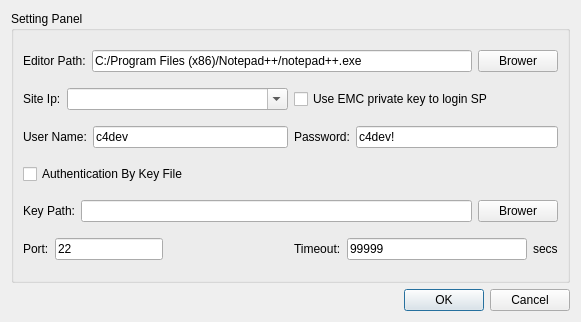
The window that settingdialog.ui (guolisen/Arm) describes before a commit, drawn with Qt 5.
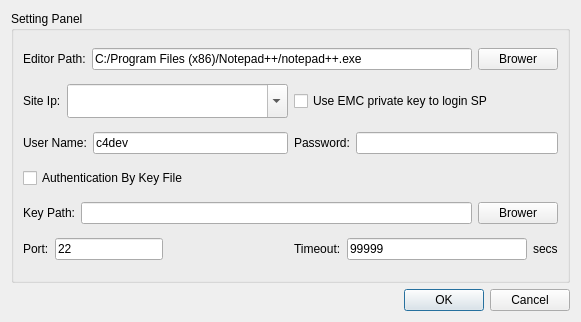
The same window after the commit.

Patch:
```diff
--- a/settingdialog.ui
+++ b/settingdialog.ui
@@ -82,6 +82,9 @@
         </item>
         <item>
          <widget class="QComboBox" name="ipEdit">
+          <property name="styleSheet">
+           <string notr="true">height: 28</string>
+          </property>
           <property name="editable">
            <bool>true</bool>
           </property>
@@ -139,11 +142,7 @@
          </widget>
         </item>
         <item>
-         <widget class="QLineEdit" name="passwordEdit">
-          <property name="text">
-           <string>c4dev!</string>
-          </property>
-         </widget>
+         <widget class="QLineEdit" name="passwordLineEdit"/>
         </item>
        </layout>
       </item>
```
